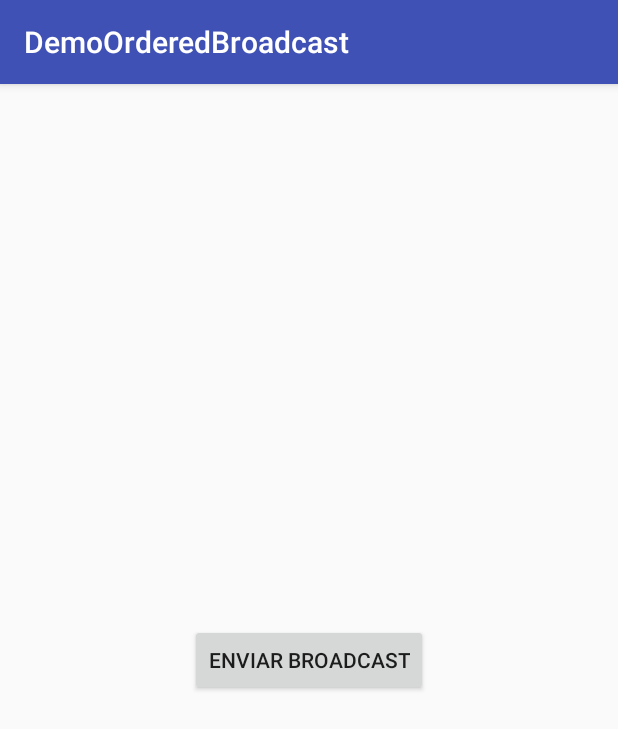
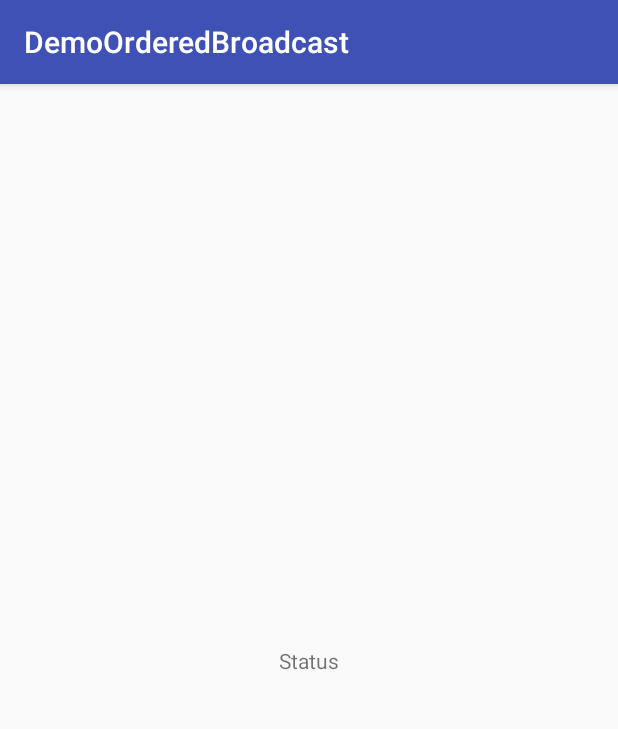
Before and after one commit to fesooli/DemoOrderedBroadcast, an Android app: the screen it shows after launch (MainActivity), on a phone screen of 412 x 824 dp. Shown: the top 729 px of the screen. Run offline under Robolectric (Android 15) with nearby library versions, the phone set to English and light mode, and no system bars.

Commit message:
alterações

```diff
--- a/app/src/main/java/br/com/fellipe/demoorderedbroadcast/MainActivity.kt
+++ b/app/src/main/java/br/com/fellipe/demoorderedbroadcast/MainActivity.kt
@@ -1,18 +1,33 @@
 package br.com.fellipe.demoorderedbroadcast
 
+import android.content.BroadcastReceiver
+import android.content.Context
 import android.content.Intent
+import android.content.IntentFilter
 import android.support.v7.app.AppCompatActivity
 import android.os.Bundle
 import kotlinx.android.synthetic.main.activity_main.*
 
 class MainActivity : AppCompatActivity() {
 
+    lateinit var receiver: BroadcastReceiver
+
     override fun onCreate(savedInstanceState: Bundle?) {
         super.onCreate(savedInstanceState)
         setContentView(R.layout.activity_main)
 
-        btnEnviar.setOnClickListener{
-            sendBroadcast(Intent("MeuOrderedBroadcast"))
+        var filter = IntentFilter();
+        filter.addAction(Intent.ACTION_POWER_CONNECTED)
+        filter.addAction(Intent.ACTION_POWER_DISCONNECTED)
+
+        receiver = object : BroadcastReceiver() {
+            override fun onReceive(context: Context?, intent: Intent?) {
+                when (intent?.action) {
+                    Intent.ACTION_POWER_CONNECTED -> tvUsbStatus.text = "Cabo Conectado"
+                    Intent.ACTION_POWER_DISCONNECTED -> tvUsbStatus.text = "Cabo Conectado"
+                }
+            }
         }
+        registerReceiver(receiver, filter)
     }
 }
--- a/app/src/main/res/layout/activity_main.xml
+++ b/app/src/main/res/layout/activity_main.xml
@@ -6,15 +6,15 @@
     android:layout_height="match_parent"
     tools:context="br.com.fellipe.demoorderedbroadcast.MainActivity">
 
-    <Button
-        android:id="@+id/btnEnviar"
+    <TextView
+        android:id="@+id/tvUsbStatus"
         android:layout_width="wrap_content"
         android:layout_height="wrap_content"
         android:layout_marginBottom="8dp"
         android:layout_marginEnd="8dp"
         android:layout_marginStart="8dp"
         android:layout_marginTop="8dp"
-        android:text="Enviar Broadcast"
+        android:text="Status"
         app:layout_constraintBottom_toBottomOf="parent"
         app:layout_constraintEnd_toEndOf="parent"
         app:layout_constraintLeft_toLeftOf="parent"
```
Also changed, not shown: app/src/main/AndroidManifest.xml (+6 -13 lines), app/src/main/java/br/com/fellipe/demoorderedbroadcast/BootBroadcastReceiver.kt (added, +16 -0 lines), 1 other file.
